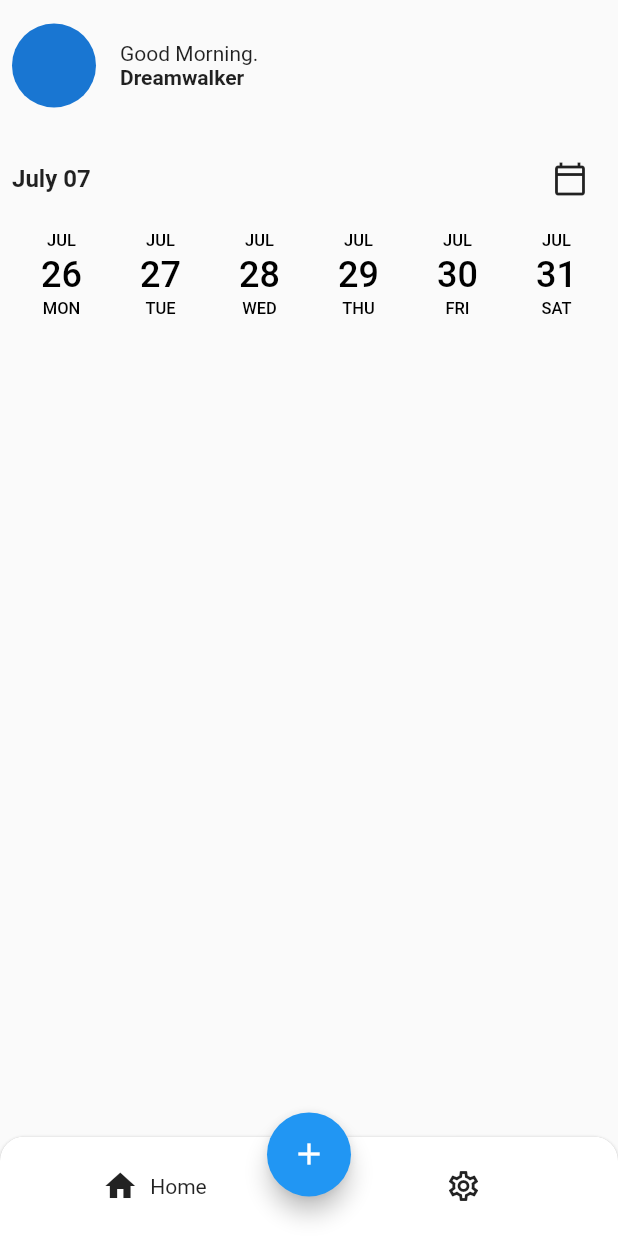
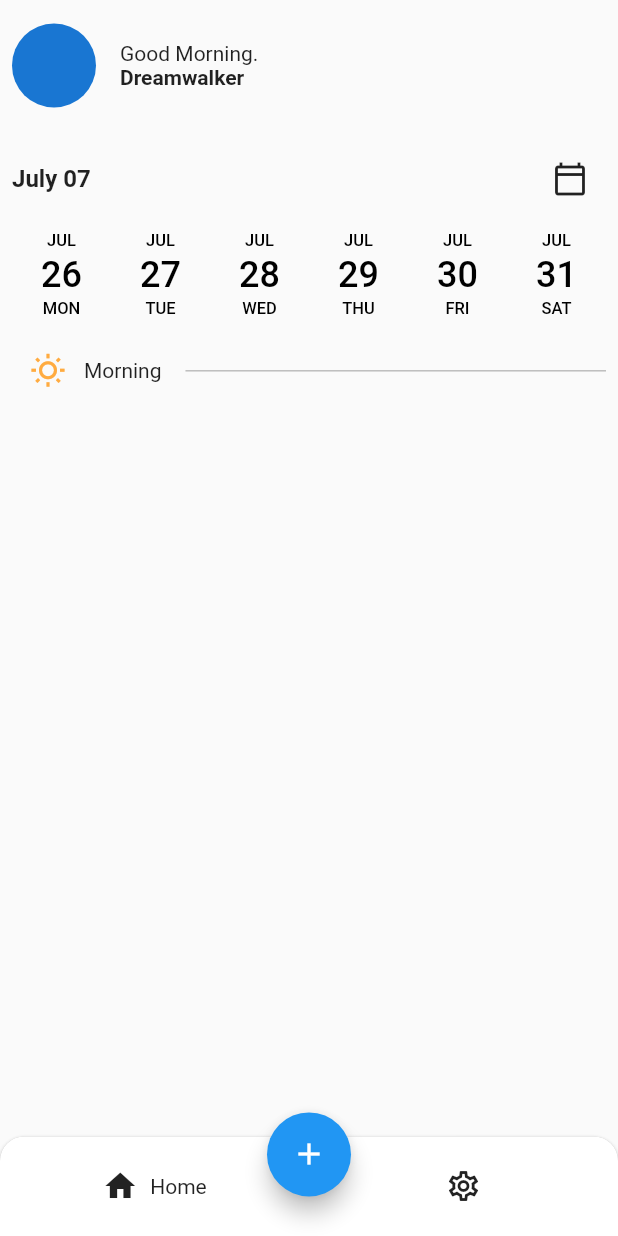
Before and after one commit to JAICHANGPARK/flutter_notebook_14th_story, a Flutter app: the screen it shows after launch, on a phone screen of 412 x 824 dp. Run offline on Flutter 3.47's test engine with Material 2 defaults, Android fonts, the phone set to English and light mode, and no system bars; drawn by our look-alikes of date_picker_timeline; our stand-ins replace flutter_lorem, get, google_fonts, line_icons.

Commit message:
Update medic_care_home_page.dart

```diff
--- a/lib/ep861_medic_care_app/ui/medic_care_home_page.dart
+++ b/lib/ep861_medic_care_app/ui/medic_care_home_page.dart
@@ -65,6 +65,22 @@ class _MedicCareHomePageState extends State<MedicCareHomePage> {
                             DatePicker(
                               DateTime.now(),
                             ),
+                            Row(
+                              children: [
+                                IconButton(onPressed: (){}, icon: Icon(Icons.wb_sunny_outlined),
+                                color: Colors.orangeAccent,),
+                                Text("Morning"),
+                                Expanded(
+
+                                  child: SizedBox(
+                                    child: const Divider(
+                                      indent: 16,
+                                      color: Colors.grey,
+                                    ),
+                                  ),
+                                ),
+                              ],
+                            )
                           ],
                         ),
                       ),
```
